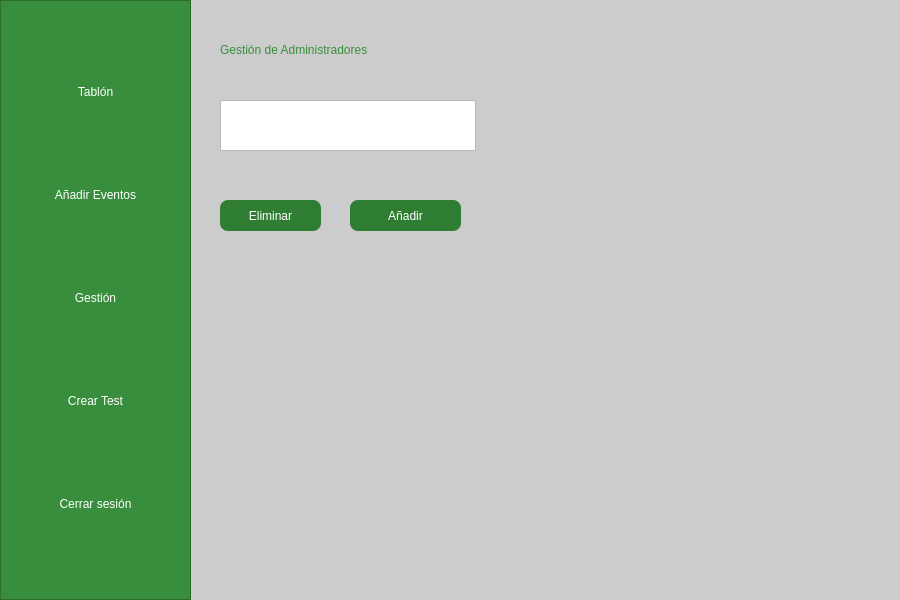
This is src/vista/Ui/Gestión.ui in encinaa/LodzConnect as Qt 5 draws it before an edit. The edited form follows.
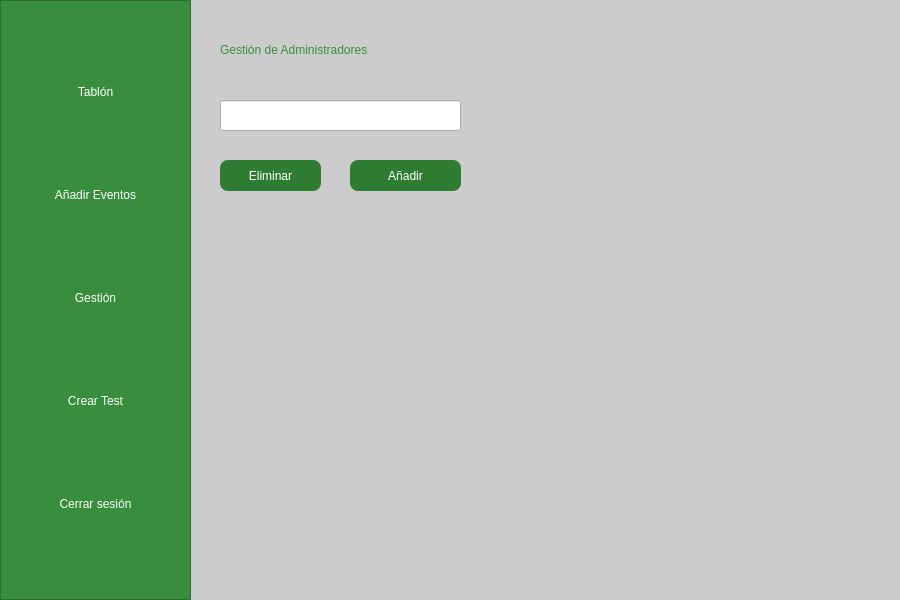
This is the edited form. Icons and pictures are not drawn.

Commit message: YA FUNCIONA AL 100% TODO EL TABLON. volver aqui

Diff of the .ui file:
```diff
--- a/src/vista/Ui/Gestión.ui
+++ b/src/vista/Ui/Gestión.ui
@@ -130,21 +130,11 @@
      <string>Gestión de Administradores</string>
     </property>
    </widget>
-   <widget class="QTextBrowser" name="EmailAdmin">
-    <property name="geometry">
-     <rect>
-      <x>220</x>
-      <y>100</y>
-      <width>256</width>
-      <height>51</height>
-     </rect>
-    </property>
-   </widget>
    <widget class="QPushButton" name="BotonEliminarAdmin">
     <property name="geometry">
      <rect>
       <x>220</x>
-      <y>200</y>
+      <y>160</y>
       <width>101</width>
       <height>31</height>
      </rect>
@@ -157,7 +147,7 @@
     <property name="geometry">
      <rect>
       <x>350</x>
-      <y>200</y>
+      <y>160</y>
       <width>111</width>
       <height>31</height>
      </rect>
@@ -166,6 +156,16 @@
      <string>Añadir</string>
     </property>
    </widget>
+   <widget class="QLineEdit" name="EmailAdmin">
+    <property name="geometry">
+     <rect>
+      <x>220</x>
+      <y>100</y>
+      <width>241</width>
+      <height>31</height>
+     </rect>
+    </property>
+   </widget>
   </widget>
  </widget>
  <resources>
```
